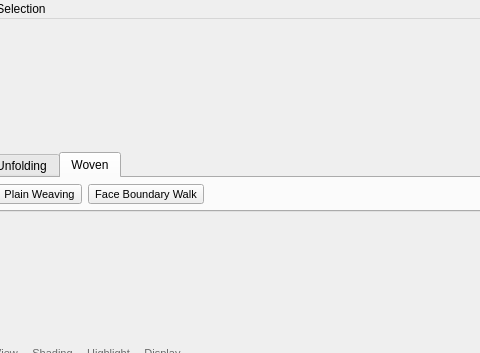
TopModLab/Unfolding, file forms/mainwindow.ui: the form before one commit; both pictures show x 134 to 614 and y 0 to 353 of the 1058 by 680 pixel window.
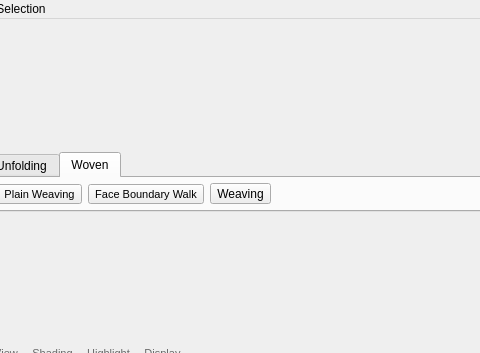
The form after the commit. The open tabs and pages were chosen to show the change. Icons and pictures are not drawn.

The edit to the form file:
```diff
--- a/forms/mainwindow.ui
+++ b/forms/mainwindow.ui
@@ -403,6 +403,26 @@
             </property>
            </widget>
           </item>
+          <item>
+           <widget class="QToolButton" name="neoWeaveBtn">
+            <property name="text">
+             <string>Weaving</string>
+            </property>
+            <property name="icon">
+             <iconset resource="../resources.qrc">
+              <normaloff>:/icons/weaving.png</normaloff>:/icons/weaving.png</iconset>
+            </property>
+            <property name="iconSize">
+             <size>
+              <width>24</width>
+              <height>24</height>
+             </size>
+            </property>
+            <property name="toolButtonStyle">
+             <enum>Qt::ToolButtonTextBesideIcon</enum>
+            </property>
+           </widget>
+          </item>
          </layout>
         </item>
         <item>
```
Left out of the diff: 5 changed lines with no effect on the pictures.
